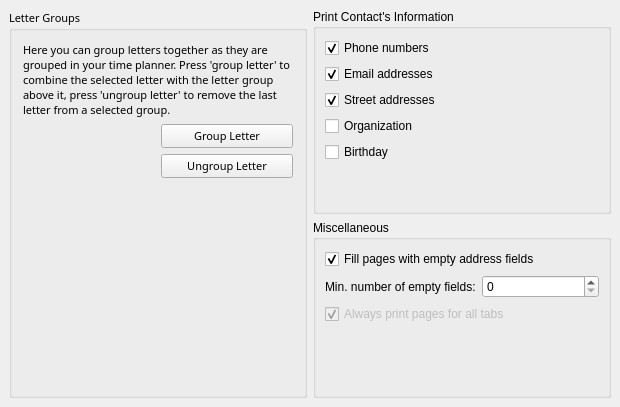
This is kaddressbook/printing/rbs_appearance.ui in chusopr/kdepim-ktimetracker-akonadi as Qt 5 draws it before an edit. The edited form follows.
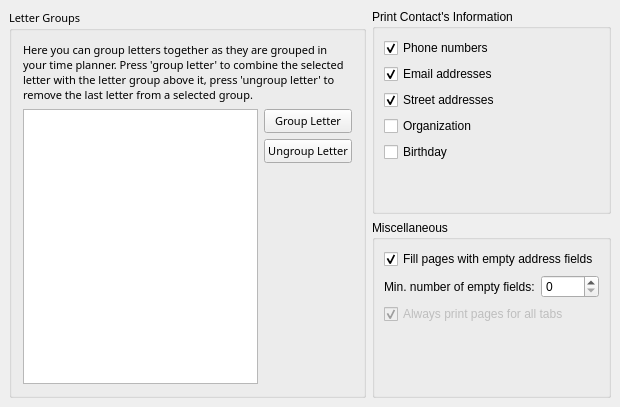
This is the edited form. Custom widgets are drawn as their Qt base class.

Commit message: * Port: K3ListBox -> KListView

```diff
--- a/kaddressbook/printing/rbs_appearance.ui
+++ b/kaddressbook/printing/rbs_appearance.ui
@@ -208,7 +208,7 @@
        </widget>
       </item>
       <item rowspan="3" row="1" column="0" >
-       <widget class="K3ListBox" name="letterListBox" />
+       <widget class="KListWidget" name="letterListBox" />
       </item>
       <item row="1" column="1" >
        <widget class="QPushButton" name="groupButton" >
@@ -249,9 +249,9 @@
  <pixmapfunction>qPixmapFromMimeSource</pixmapfunction>
  <customwidgets>
   <customwidget>
-   <class>K3ListBox</class>
-   <extends></extends>
-   <header>k3listbox.h</header>
+   <class>KListWidget</class>
+   <extends>QListWidget</extends>
+   <header>KListWidget</header>
    <container>0</container>
    <pixmap></pixmap>
   </customwidget>
```
The commit also changes 1 other file.
